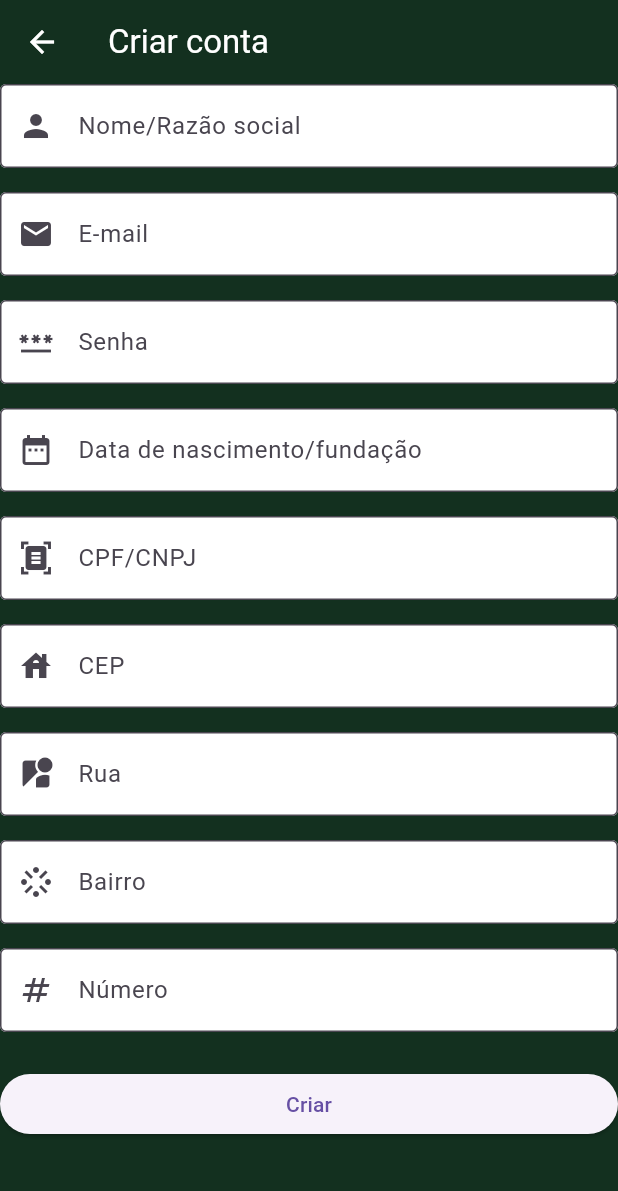
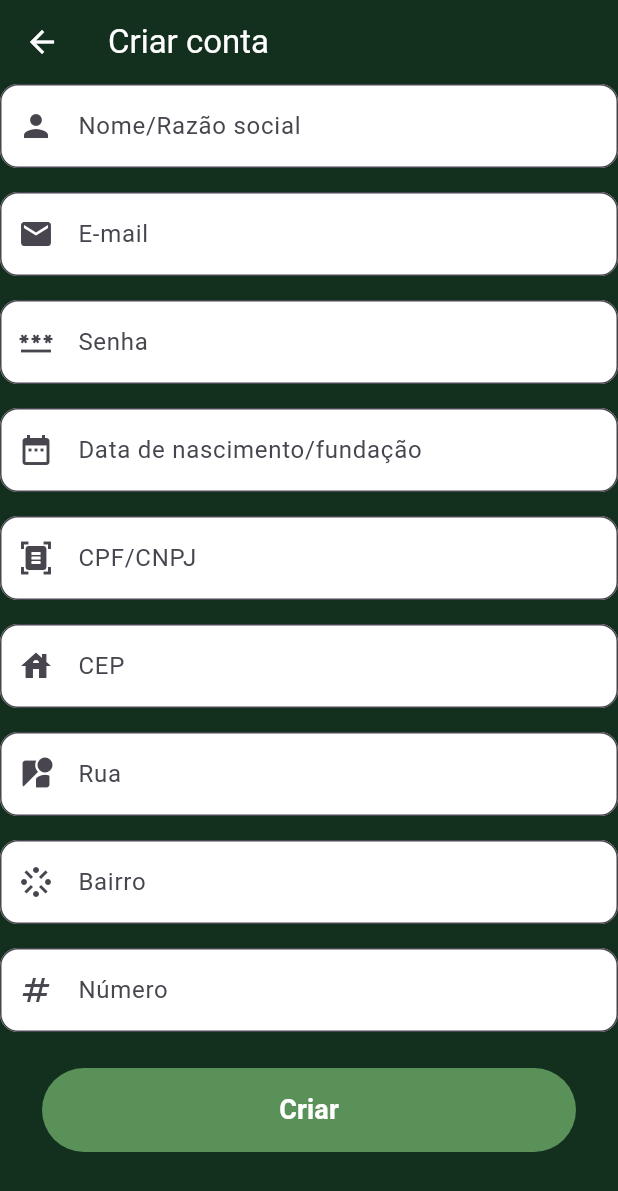
Before and after one commit to guilhermepaluski/Donatin, a Flutter app: the screen it shows after launch, after a tap on "Criar conta", on a phone screen of 412 x 824 dp. Shown: the top 1191 px of the screen. Run offline on Flutter 3.47's test engine with Material 3 defaults, Android fonts, the phone set to English and light mode, and no system bars; Roboto replaces fonts that are missing (Poppins).

Commit message:
style: PillButton width has been made smaller for SignUp and Login Pages

```diff
--- a/lib/screens/signup_screen.dart
+++ b/lib/screens/signup_screen.dart
@@ -1,5 +1,7 @@
 import 'package:flutter/material.dart';
 import '../theme/app_colors.dart';
+import '../theme/app_text_styles.dart';
+import '../widgets/pill_button.dart';
 
 class SignUpScreen extends StatefulWidget {
   const SignUpScreen({super.key});
@@ -50,11 +52,13 @@ class _SignUpScreenState extends State<SignUpScreen> {
         children: [
           TextField(
             controller: _nameController,
-            decoration: const InputDecoration(
+            decoration: InputDecoration(
               labelText: 'Nome/Razão social',
               hintText: 'Digite o nome',
               prefixIcon: Icon(Icons.person),
-              border: OutlineInputBorder(),
+              border: OutlineInputBorder(
+                borderRadius: BorderRadius.circular(12.0),
+              ),
               filled: true,
               fillColor: Colors.white,
             ),
@@ -63,11 +67,13 @@ class _SignUpScreenState extends State<SignUpScreen> {
 
           TextField(
             controller: _emailController,
-            decoration: const InputDecoration(
+            decoration: InputDecoration(
               labelText: 'E-mail',
               hintText: 'Digite seu e-mail',
               prefixIcon: Icon(Icons.email),
-              border: OutlineInputBorder(),
+              border: OutlineInputBorder(
+                borderRadius: BorderRadius.circular(12.0),
+              ),
               filled: true,
               fillColor: Colors.white,
             ),
@@ -77,11 +83,13 @@ class _SignUpScreenState extends State<SignUpScreen> {
           TextField(
             controller: _passwordController,
             obscureText: true,
-            decoration: const InputDecoration(
+            decoration: InputDecoration(
               labelText: 'Senha',
               hintText: 'Digite a senha',
               prefixIcon: Icon(Icons.password),
-              border: OutlineInputBorder(),
+              border: OutlineInputBorder(
+                borderRadius: BorderRadius.circular(12.0),
+              ),
               filled: true,
               fillColor: Colors.white,
             ),
@@ -90,11 +98,13 @@ class _SignUpScreenState extends State<SignUpScreen> {
 
           TextField(
             controller: _birthDateController,
-            decoration: const InputDecoration(
+            decoration: InputDecoration(
               labelText: 'Data de nascimento/fundação',
               hintText: 'DD/MM/AAAA',
               prefixIcon: Icon(Icons.date_range),
-              border: OutlineInputBorder(),
+              border: OutlineInputBorder(
+                borderRadius: BorderRadius.circular(12.0),
+              ),
               filled: true,
               fillColor: Colors.white,
             ),
@@ -103,11 +113,13 @@ class _SignUpScreenState extends State<SignUpScreen> {
 
           TextField(
             controller: _cpfcnpjController,
-            decoration: const InputDecoration(
+            decoration: InputDecoration(
               labelText: 'CPF/CNPJ',
               hintText: 'Digite o CPF/CNPJ',
               prefixIcon: Icon(Icons.document_scanner),
-              border: OutlineInputBorder(),
+              border: OutlineInputBorder(
+                borderRadius: BorderRadius.circular(12.0),
+              ),
               filled: true,
               fillColor: Colors.white,
             ),
@@ -116,11 +128,13 @@ class _SignUpScreenState extends State<SignUpScreen> {
 
           TextField(
             controller: _cepController,
-            decoration: const InputDecoration(
+            decoration: InputDecoration(
               labelText: 'CEP',
               hintText: 'Digite o CEP',
               prefixIcon: Icon(Icons.house),
-              border: OutlineInputBorder(),
+              border: OutlineInputBorder(
+                borderRadius: BorderRadius.circular(12.0),
+              ),
               filled: true,
               fillColor: Colors.white,
             ),
@@ -129,11 +143,13 @@ class _SignUpScreenState extends State<SignUpScreen> {
 
           TextField(
             controller: _streetController,
-            decoration: const InputDecoration(
+            decoration: InputDecoration(
               labelText: 'Rua',
               hintText: 'Digite a rua',
               prefixIcon: Icon(Icons.streetview),
-              border: OutlineInputBorder(),
+              border: OutlineInputBorder(
+                borderRadius: BorderRadius.circular(12.0),
+              ),
               filled: true,
               fillColor: Colors.white,
             ),
@@ -142,11 +158,13 @@ class _SignUpScreenState extends State<SignUpScreen> {
 
           TextField(
             controller: _neighborController,
-            decoration: const InputDecoration(
+            decoration: InputDecoration(
               labelText: 'Bairro',
               hintText: 'Digite o bairro',
               prefixIcon: Icon(Icons.stream_outlined),
-              border: OutlineInputBorder(),
+              border: OutlineInputBorder(
+                borderRadius: BorderRadius.circular(12.0),
+              ),
               filled: true,
               fillColor: Colors.white,
             ),
@@ -155,24 +173,30 @@ class _SignUpScreenState extends State<SignUpScreen> {
 
           TextField(
             controller: _numberController,
-            decoration: const InputDecoration(
+            decoration: InputDecoration(
               labelText: 'Número',
               hintText: 'Digite o número',
               prefixIcon: Icon(Icons.numbers),
-              border: OutlineInputBorder(),
+              border: OutlineInputBorder(
+                borderRadius: BorderRadius.circular(12.0),
+              ),
               filled: true,
               fillColor: Colors.white,
             ),
           ),
           const SizedBox(height: 24),
 
-          ElevatedButton(
-            onPressed: () {
-              print('Nome ${_nameController.text}');
-              print('E-mail ${_emailController.text}');
-            },
-            child: const Text('Criar'),
-          ),
+          Padding(padding: const EdgeInsets.symmetric(horizontal: 28),
+            child: PillButton(
+              label: 'Criar',
+              textStyle: AppTextStyles.buttonTextLight,
+              backgroundColor: AppColors.primaryGreen,
+              onPressed: () {
+                print('Nome ${_nameController.text}');
+                print('E-mail ${_emailController.text}');
+              },
+            ),
+          )
         ],
       ),
     );
--- a/lib/screens/welcome_screen.dart
+++ b/lib/screens/welcome_screen.dart
@@ -6,8 +6,6 @@ import '../widgets/floating_emojis_background.dart';
 import 'login_screen.dart';
 import 'signup_screen.dart';
 
-/// Primeira tela exibida ao abrir o app pela primeira vez.
-/// Apresenta a marca Donatin e dá acesso a Criar conta / Entrar.
 class WelcomeScreen extends StatelessWidget {
   const WelcomeScreen({super.key});
 
@@ -39,7 +37,7 @@ class WelcomeScreen extends StatelessWidget {
                       // só essa área (não a tela toda).
                       const Positioned.fill(
                         child: FloatingEmojisBackground(
-                          emojis: ['💚','🧸'],
+                          emojis: ['💚', '🧸', '🎁'],
                           count: 10,
                         ),
                       ),
@@ -58,7 +56,7 @@ class WelcomeScreen extends StatelessWidget {
                             ),
                             const SizedBox(height: 12),
                             Text(
-                              'Pequenos gestos,\ngrandes afetos.',
+                              'Pequenos gestos,\ngrandes transformações.',
                               style: AppTextStyles.subtitle,
                               textAlign: TextAlign.center,
                             ),
@@ -125,3 +123,19 @@ class _Logo extends StatelessWidget {
     );
   }
 }
+
+class _UserIcon extends StatelessWidget {
+  @override
+  Widget build(BuildContext context) {
+    child:
+    const Padding(
+      padding: EdgeInsets.all(28.0),
+      child: Icon(
+        Icons.volunteer_activism,
+        color: AppColors.primaryGreen,
+        size: 64,
+      ),
+    );
+    return _UserIcon();
+  }
+}
--- a/lib/widgets/floating_emojis_background.dart
+++ b/lib/widgets/floating_emojis_background.dart
@@ -17,7 +17,7 @@ class FloatingEmojisBackground extends StatefulWidget {
 
   const FloatingEmojisBackground({
     super.key,
-    this.emojis = const ['💚','🧸'],
+    this.emojis = const ['💚','🧸','🎁'],
     this.count = 10,
     this.minSize = 18,
     this.maxSize = 34,
--- a/lib/widgets/pill_button.dart
+++ b/lib/widgets/pill_button.dart
@@ -1,7 +1,5 @@
 import 'package:flutter/material.dart';
 
-/// Botão em formato de "pill" (cantos totalmente arredondados),
-/// usado nas telas de onboarding/auth do Donatin.
 class PillButton extends StatelessWidget {
   final String label;
   final TextStyle textStyle;
```
Also changed, not shown: lib/screens/login_screen.dart (+12 -6 lines).
